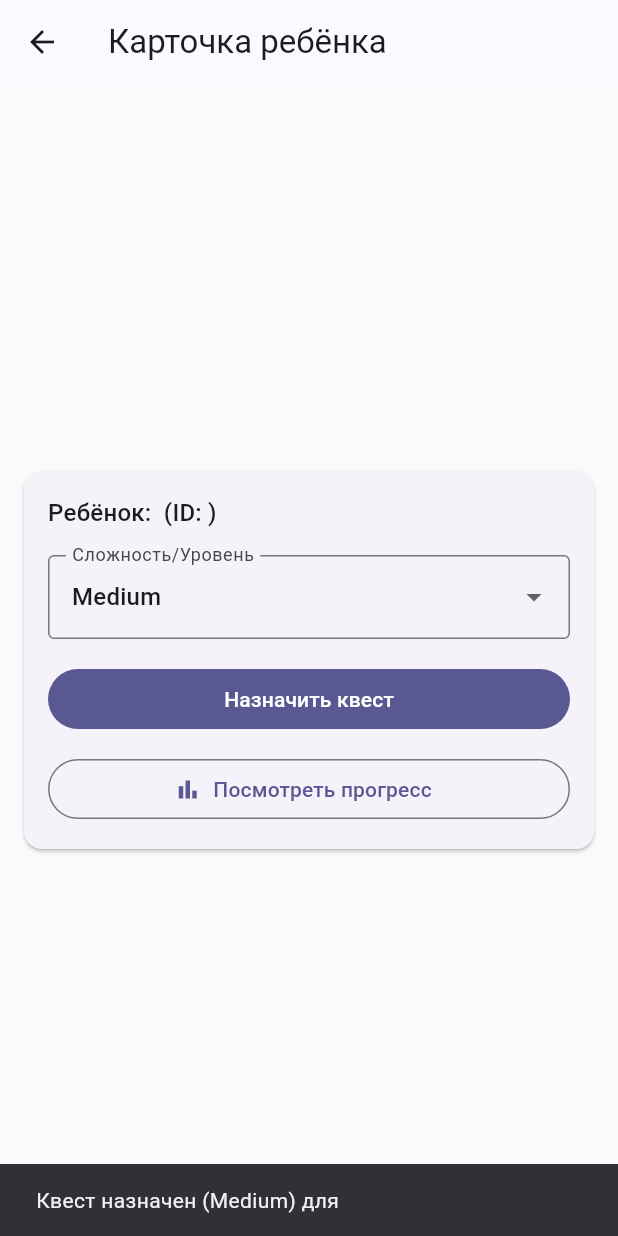
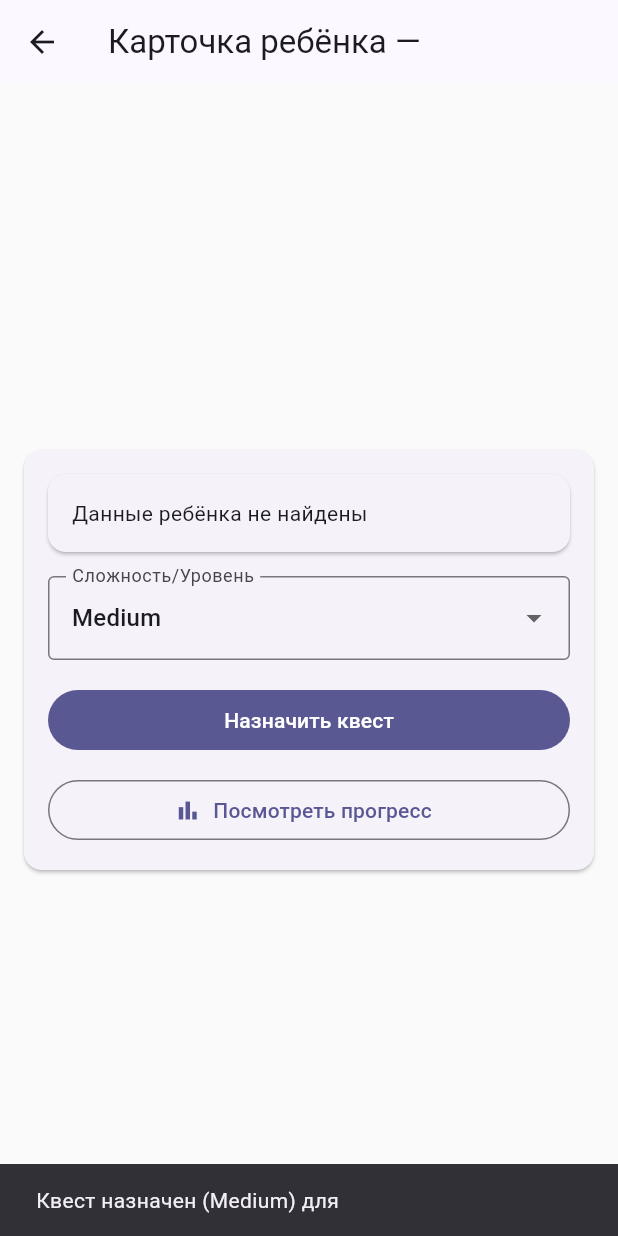
Before and after one commit to ruslanflutterdev/Psychologist, a Flutter app: the ChildScreen screen opened directly with empty values, after a tap on "Назначить квест", on a phone screen of 412 x 824 dp. Run offline on Flutter 3.47's test engine with Material 3 defaults, Android fonts, the phone set to English and light mode, and no system bars; our stand-ins replace fl_chart, flutter_bloc.

Commit message:
расширил модель ChildModel, добавил поля firstName, lastName, age, gender, добавил enum ChildGender, в MockChildService заполнил новые поля для каждого ребёнка, на экране ChildScreen теперь отображается карточка с полями: имя, фамилия, возраст, пол, сохранил обратная совместимость: геттер name возвращает имя и фамилию

```diff
--- a/lib/features/child_screen/view/models/child_model.dart
+++ b/lib/features/child_screen/view/models/child_model.dart
@@ -1,6 +1,30 @@
 class ChildModel {
   final String id;
-  final String name;
+  final String firstName;
+  final String lastName;
+  final int age;
+  final ChildGender gender;
 
-  const ChildModel({required this.id, required this.name});
+  const ChildModel({
+    required this.id,
+    required this.firstName,
+    required this.lastName,
+    required this.age,
+    required this.gender,
+  });
+
+  String get name => '$firstName $lastName';
 }
+
+enum ChildGender { male, female }
+
+extension ChildGenderX on ChildGender {
+  String get uiLabel {
+    switch (this) {
+      case ChildGender.male:
+        return 'Мальчик';
+      case ChildGender.female:
+        return 'Девочка';
+    }
+  }
+}
--- /dev/null
+++ b/lib/features/child_screen/view/models/find_child_by_id.dart
@@ -0,0 +1,11 @@
+import 'package:heros_journey/core/services/service_registry.dart';
+import 'package:heros_journey/features/child_screen/view/models/child_model.dart';
+
+Future<ChildModel?> findChildById(String id) async {
+  final list = await ServiceRegistry.child.getChildren();
+  try {
+    return list.firstWhere((c) => c.id == id);
+  } catch (_) {
+    return null;
+  }
+}
--- a/lib/features/child_screen/view/screens/child_screen.dart
+++ b/lib/features/child_screen/view/screens/child_screen.dart
@@ -1,6 +1,11 @@
 import 'package:flutter/material.dart';
 import 'package:heros_journey/core/models/quest.dart';
 import 'package:heros_journey/core/services/service_registry.dart';
+import 'package:heros_journey/features/child_screen/view/models/child_model.dart';
+import 'package:heros_journey/features/child_screen/view/models/find_child_by_id.dart';
+import 'package:heros_journey/features/child_screen/viewmodel/widgets/child_actions.dart';
+import 'package:heros_journey/features/child_screen/viewmodel/widgets/child_error_text.dart';
+import 'package:heros_journey/features/child_screen/viewmodel/widgets/child_info_card.dart';
 import 'package:heros_journey/features/child_screen/viewmodel/widgets/difficulty_dropdown.dart';
 import 'package:heros_journey/features/progress_screen/view/progress_screen.dart';
 
@@ -23,6 +28,24 @@ class _ChildScreenState extends State<ChildScreen> {
   bool _isLoading = false;
   String? _error;
 
+  ChildModel? _child;
+  bool _loadingChild = true;
+
+  @override
+  void initState() {
+    super.initState();
+    _loadChild();
+  }
+
+  Future<void> _loadChild() async {
+    final c = await findChildById(widget.childId);
+    if (!mounted) return;
+    setState(() {
+      _child = c;
+      _loadingChild = false;
+    });
+  }
+
   Future<void> _assignQuest() async {
     setState(() {
       _isLoading = true;
@@ -33,23 +56,19 @@ class _ChildScreenState extends State<ChildScreen> {
         childId: widget.childId,
         difficulty: _difficulty,
       );
-
       if (!mounted) return;
+      final displayName = _child?.name ?? widget.childName;
       ScaffoldMessenger.of(context).showSnackBar(
         SnackBar(
           content: Text(
-            'Квест назначен (${_difficulty.uiLabel}) для ${widget.childName}',
+            'Квест назначен (${_difficulty.uiLabel}) для $displayName',
           ),
         ),
       );
     } catch (e) {
-      if (mounted) {
-        setState(() => _error = e.toString());
-      }
+      if (mounted) setState(() => _error = e.toString());
     } finally {
-      if (mounted) {
-        setState(() => _isLoading = false);
-      }
+      if (mounted) setState(() => _isLoading = false);
     }
   }
 
@@ -58,62 +77,18 @@ class _ChildScreenState extends State<ChildScreen> {
       MaterialPageRoute<void>(
         builder: (_) => ProgressScreen(
           childId: widget.childId,
-          childName: widget.childName,
+          childName: _child?.name ?? widget.childName,
         ),
       ),
     );
   }
 
-  Widget _buildHeader(ThemeData theme) {
-    return Text(
-      'Ребёнок: ${widget.childName} (ID: ${widget.childId})',
-      style: theme.textTheme.titleMedium,
-    );
-  }
-
-  Widget _buildError(ThemeData theme) {
-    if (_error == null) return const SizedBox.shrink();
-    return Padding(
-      padding: const EdgeInsets.only(bottom: 8),
-      child: Text(
-        _error!,
-        style: theme.textTheme.bodyMedium!.copyWith(
-          color: theme.colorScheme.error,
-        ),
-      ),
-    );
-  }
-
-  Widget _buildActions() {
-    return Column(
-      crossAxisAlignment: CrossAxisAlignment.stretch,
-      children: [
-        FilledButton(
-          onPressed: _isLoading ? null : _assignQuest,
-          child: _isLoading
-              ? const SizedBox(
-                  height: 20,
-                  width: 20,
-                  child: CircularProgressIndicator(strokeWidth: 2),
-                )
-              : const Text('Назначить квест'),
-        ),
-        const SizedBox(height: 12),
-        OutlinedButton.icon(
-          onPressed: _openProgress,
-          icon: const Icon(Icons.bar_chart),
-          label: const Text('Посмотреть прогресс'),
-        ),
-      ],
-    );
-  }
-
   @override
   Widget build(BuildContext context) {
-    final theme = Theme.of(context);
+    final title = _child?.name ?? widget.childName;
 
     return Scaffold(
-      appBar: AppBar(title: const Text('Карточка ребёнка')),
+      appBar: AppBar(title: Text('Карточка ребёнка — $title')),
       body: Center(
         child: ConstrainedBox(
           constraints: const BoxConstraints(maxWidth: 520),
@@ -125,9 +100,7 @@ class _ChildScreenState extends State<ChildScreen> {
                 mainAxisSize: MainAxisSize.min,
                 crossAxisAlignment: CrossAxisAlignment.stretch,
                 children: [
-                  _buildHeader(theme),
-                  const SizedBox(height: 16),
-
+                  ChildInfoCard(isLoading: _loadingChild, child: _child),
                   DifficultyDropdown(
                     value: _difficulty,
                     onChanged: _isLoading
@@ -137,10 +110,13 @@ class _ChildScreenState extends State<ChildScreen> {
                             setState(() => _difficulty = v);
                           },
                   ),
-
                   const SizedBox(height: 16),
-                  _buildError(theme),
-                  _buildActions(),
+                  ChildErrorText(error: _error),
+                  ChildActions(
+                    isLoading: _isLoading,
+                    onAssignQuest: _assignQuest,
+                    onOpenProgress: _openProgress,
+                  ),
                 ],
               ),
             ),
--- a/lib/features/child_screen/viewmodel/services/mock_child_service.dart
+++ b/lib/features/child_screen/viewmodel/services/mock_child_service.dart
@@ -3,11 +3,41 @@ import 'package:heros_journey/features/child_screen/viewmodel/services/child_ser
 
 class MockChildService implements ChildService {
   final List<ChildModel> _children = const [
-    ChildModel(id: '1', name: 'Иван'),
-    ChildModel(id: '2', name: 'Алина'),
-    ChildModel(id: '3', name: 'Марат'),
-    ChildModel(id: '4', name: 'Саша'),
-    ChildModel(id: '5', name: 'Диана'),
+    ChildModel(
+      id: '1',
+      firstName: 'Иван',
+      lastName: 'Петров',
+      age: 10,
+      gender: ChildGender.male,
+    ),
+    ChildModel(
+      id: '2',
+      firstName: 'Алина',
+      lastName: 'Садыкова',
+      age: 11,
+      gender: ChildGender.female,
+    ),
+    ChildModel(
+      id: '3',
+      firstName: 'Марат',
+      lastName: 'Нурланов',
+      age: 9,
+      gender: ChildGender.male,
+    ),
+    ChildModel(
+      id: '4',
+      firstName: 'Саша',
+      lastName: 'Иванова',
+      age: 12,
+      gender: ChildGender.female,
+    ),
+    ChildModel(
+      id: '5',
+      firstName: 'Диана',
+      lastName: 'Ахметова',
+      age: 10,
+      gender: ChildGender.female,
+    ),
   ];
 
   @override
--- /dev/null
+++ b/lib/features/child_screen/viewmodel/widgets/child_actions.dart
@@ -0,0 +1,39 @@
+import 'package:flutter/material.dart';
+
+class ChildActions extends StatelessWidget {
+  final bool isLoading;
+  final VoidCallback onAssignQuest;
+  final VoidCallback onOpenProgress;
+
+  const ChildActions({
+    super.key,
+    required this.isLoading,
+    required this.onAssignQuest,
+    required this.onOpenProgress,
+  });
+
+  @override
+  Widget build(BuildContext context) {
+    return Column(
+      crossAxisAlignment: CrossAxisAlignment.stretch,
+      children: [
+        FilledButton(
+          onPressed: isLoading ? null : onAssignQuest,
+          child: isLoading
+              ? const SizedBox(
+                  height: 20,
+                  width: 20,
+                  child: CircularProgressIndicator(strokeWidth: 2),
+                )
+              : const Text('Назначить квест'),
+        ),
+        const SizedBox(height: 12),
+        OutlinedButton.icon(
+          onPressed: onOpenProgress,
+          icon: const Icon(Icons.bar_chart),
+          label: const Text('Посмотреть прогресс'),
+        ),
+      ],
+    );
+  }
+}
--- /dev/null
+++ b/lib/features/child_screen/viewmodel/widgets/child_error_text.dart
@@ -0,0 +1,22 @@
+import 'package:flutter/material.dart';
+
+class ChildErrorText extends StatelessWidget {
+  final String? error;
+
+  const ChildErrorText({super.key, this.error});
+
+  @override
+  Widget build(BuildContext context) {
+    if (error == null) return const SizedBox.shrink();
+    final theme = Theme.of(context);
+    return Padding(
+      padding: const EdgeInsets.only(bottom: 8),
+      child: Text(
+        error!,
+        style: theme.textTheme.bodyMedium!.copyWith(
+          color: theme.colorScheme.error,
+        ),
+      ),
+    );
+  }
+}
--- /dev/null
+++ b/lib/features/child_screen/viewmodel/widgets/child_info_card.dart
@@ -0,0 +1,72 @@
+import 'package:flutter/material.dart';
+import 'package:heros_journey/features/child_screen/view/models/child_model.dart';
+
+class ChildInfoCard extends StatelessWidget {
+  final bool isLoading;
+  final ChildModel? child;
+
+  const ChildInfoCard({
+    super.key,
+    required this.isLoading,
+    required this.child,
+  });
+
+  @override
+  Widget build(BuildContext context) {
+    final theme = Theme.of(context);
+
+    if (isLoading) {
+      return const Card(
+        margin: EdgeInsets.only(bottom: 16),
+        child: Padding(
+          padding: EdgeInsets.all(16),
+          child: Center(child: CircularProgressIndicator()),
+        ),
+      );
+    }
+
+    if (child == null) {
+      return const Card(
+        margin: EdgeInsets.only(bottom: 16),
+        child: Padding(
+          padding: EdgeInsets.all(16),
+          child: Text('Данные ребёнка не найдены'),
+        ),
+      );
+    }
+
+    Widget row(String label, String value) => Row(
+      mainAxisAlignment: MainAxisAlignment.spaceBetween,
+      children: [
+        Text(label, style: theme.textTheme.bodyMedium),
+        Text(
+          value,
+          style: theme.textTheme.bodyMedium!.copyWith(
+            fontWeight: FontWeight.w600,
+          ),
+        ),
+      ],
+    );
+
+    return Card(
+      margin: const EdgeInsets.only(bottom: 16),
+      child: Padding(
+        padding: const EdgeInsets.all(16),
+        child: Column(
+          crossAxisAlignment: CrossAxisAlignment.stretch,
+          children: [
+            Text('Информация о ребёнке', style: theme.textTheme.titleMedium),
+            const SizedBox(height: 12),
+            row('Имя ребёнка', child!.firstName),
+            const SizedBox(height: 6),
+            row('Фамилия ребёнка', child!.lastName),
+            const SizedBox(height: 6),
+            row('Возраст ребёнка', '${child!.age}'),
+            const SizedBox(height: 6),
+            row('Пол ребёнка', child!.gender.uiLabel),
+          ],
+        ),
+      ),
+    );
+  }
+}
```
